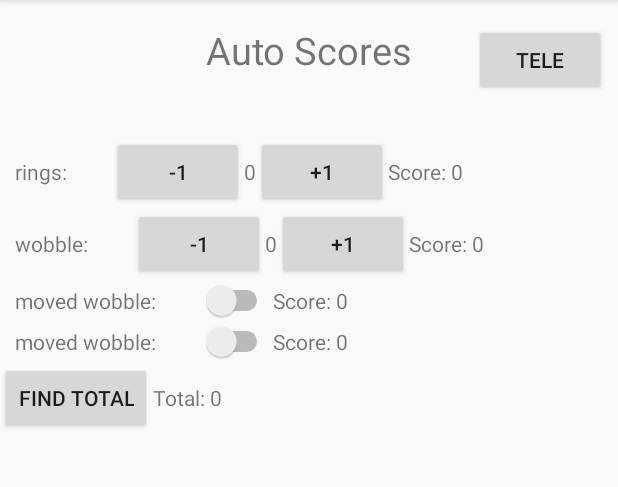
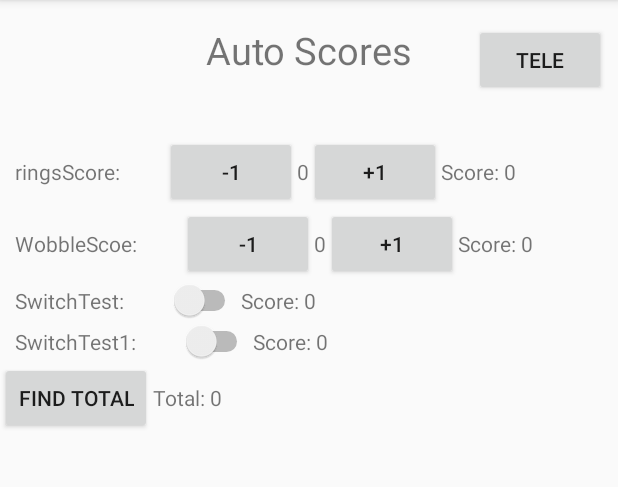
Before and after one commit to jbeta02/FTC_Scoring_App, an Android app: the screen it shows after launch (AutoActivity), after a tap on "NEW", on a phone screen of 412 x 824 dp, the part 84-571 px from its top. Run offline under Robolectric (Android 15) with nearby library versions, the phone set to English and light mode, and no system bars.

```diff
--- a/app/src/main/AndroidManifest.xml
+++ b/app/src/main/AndroidManifest.xml
@@ -9,7 +9,8 @@
         android:roundIcon="@mipmap/ic_launcher_round"
         android:supportsRtl="true"
         android:theme="@style/AppTheme">
-        <activity android:name=".AutoActivity"></activity>
+        <activity android:name=".TeleActivity"></activity>
+        <activity android:name=".AutoActivity" />
         <activity android:name=".MainActivity">
             <intent-filter>
                 <action android:name="android.intent.action.MAIN" />
--- a/app/src/main/java/com/example/scoringapp/AutoActivity.java
+++ b/app/src/main/java/com/example/scoringapp/AutoActivity.java
@@ -4,8 +4,10 @@ import androidx.appcompat.app.AppCompatActivity;
 import androidx.constraintlayout.widget.ConstraintLayout;
 
 import android.content.Context;
+import android.content.Intent;
 import android.content.SharedPreferences;
 import android.os.Bundle;
+import android.util.Log;
 import android.view.Gravity;
 import android.view.View;
 import android.view.ViewGroup;
@@ -23,12 +25,14 @@ public class AutoActivity extends AppCompatActivity {
     private SharedPreferences sharedPreferences;
     private SharedPreferences.Editor editor;
 
-    private String name = "pref";
+    private String SHARED_PREF_TAG = "_pref";
 
     private List<ScoreType> scoreTypeList;
 
     private TextView totalScoreView;
     private int totalScore = 0;
+
+    private boolean fromNew;
 
     @Override
     protected void onCreate(Bundle savedInstanceState) {
@@ -43,31 +47,29 @@ public class AutoActivity extends AppCompatActivity {
 
         //TODO: make sure that when new is pressed you do an initial save to save default values and so data will actually exist in sharedPref
 
-        sharedPreferences = this.getSharedPreferences(name, Context.MODE_PRIVATE);
+        sharedPreferences = this.getSharedPreferences(SHARED_PREF_TAG, Context.MODE_PRIVATE);
         editor = sharedPreferences.edit();
 
-        ScoreType ringsScore = new ScoreType(this, AutoLayout, "ringsScore");
-        ringsScore.loadData();
-        ringsScore.addTapScore("rings", 5);
-        add(ringsScore);
+        Intent intent = getIntent();
+        fromNew = intent.getBooleanExtra(MainActivity.LAUNCH_NEW, false);
 
-        ScoreType wobbleScore = new ScoreType(this, AutoLayout, "WobbleScoe");
-        wobbleScore.loadData();
-        wobbleScore.addTapScore("wobble", 1);
-        add(wobbleScore);
 
-        ScoreType switchTest = new ScoreType(this, AutoLayout, "SwitchTest");
-        switchTest.loadData();
-        switchTest.addSwitchScore("moved wobble", 1);
-        add(switchTest);
+        // middle
+        createScoreTypes();
 
-        ScoreType switchTest1 = new ScoreType(this, AutoLayout, "SwitchTest1");
-        switchTest1.loadData();
-        switchTest1.addSwitchScore("moved wobble", 1);
-        add(switchTest1);
+        if (fromNew){
+            clearAllData();
+            saveAllData();
+        }
+        else{
+            loadAllData();
+            saveAllData();
+        }
 
-/////////////////////////////////////////////////////////////////////////////
+        displayViews();
 
+
+        // bottom
         LinearLayout layout = new LinearLayout(this);
         layout.setOrientation(LinearLayout.HORIZONTAL);
 
@@ -104,4 +106,43 @@ public class AutoActivity extends AppCompatActivity {
             }
         });
     }
+
+    public void createScoreTypes(){
+        ScoreType ringsScore = new ScoreType(this, AutoLayout, "ringsScore", true, 5);
+        add(ringsScore);
+
+        ScoreType wobbleScore = new ScoreType(this, AutoLayout, "WobbleScoe", true, 1);
+        add(wobbleScore);
+
+        ScoreType switchTest = new ScoreType(this, AutoLayout, "SwitchTest", false, 1);
+        add(switchTest);
+
+        ScoreType switchTest1 = new ScoreType(this, AutoLayout, "SwitchTest1", false, 1);
+        add(switchTest1);
+    }
+
+    public void displayViews(){
+        for (ScoreType scoreType: scoreTypeList){
+            scoreType.addScoreTypeView();
+        }
+    }
+
+    public void saveAllData(){
+        for (ScoreType scoreType: scoreTypeList){
+            scoreType.saveData();
+        }
+    }
+
+    public void loadAllData(){
+        for (ScoreType scoreType: scoreTypeList){
+            scoreType.loadData();
+        }
+    }
+
+    public void clearAllData(){
+        for (ScoreType scoreType: scoreTypeList){
+            scoreType.clearData();
+        }
+    }
+
 }
--- a/app/src/main/java/com/example/scoringapp/MainActivity.java
+++ b/app/src/main/java/com/example/scoringapp/MainActivity.java
@@ -25,4 +25,12 @@ public class MainActivity extends AppCompatActivity {
         startActivity(intent);
     }
 
+    public void launchAutoCont(View view){
+        Intent intent = new Intent(this, AutoActivity.class);
+
+        intent.putExtra(LAUNCH_NEW, false);
+
+        startActivity(intent);
+    }
+
 }
--- a/app/src/main/java/com/example/scoringapp/ScoreType.java
+++ b/app/src/main/java/com/example/scoringapp/ScoreType.java
@@ -1,6 +1,7 @@
 package com.example.scoringapp;
 
 import android.content.Context;
+import android.content.Intent;
 import android.content.SharedPreferences;
 import android.util.Log;
 import android.view.Gravity;
@@ -19,11 +20,15 @@ public class ScoreType {
     private SharedPreferences sharedPreferences;
     private SharedPreferences.Editor editor;
 
-    private int count = -1;
-    public int score = -1;
+    private String name;
+    private boolean isTapScore;
+
+    // default values
+    private int count = 0;
+    public int score = 0;
+    private boolean switchState = false;
+
     private int scoringIncrement;
-
-    private boolean switchState = false;
 
     private TextView countView;
     private TextView scoreView;
@@ -32,9 +37,12 @@ public class ScoreType {
     private static final String SWITCH_DATA = "switch state";
 
 
-    public ScoreType(Context context, LinearLayout linearLayout, String name){
+    public ScoreType(Context context, LinearLayout linearLayout, String name, Boolean isTapScore, int scoringIncrement){
         this.context = context;
         this.linearLayout = linearLayout;
+        this.name = name;
+        this.isTapScore = isTapScore;
+        this.scoringIncrement = scoringIncrement;
 
         sharedPreferences = context.getSharedPreferences(name + "_pref", Context.MODE_PRIVATE);
         editor = sharedPreferences.edit();
@@ -43,15 +51,24 @@ public class ScoreType {
         scoreView = new TextView(context);
     }
 
-    public void addTapScore(String scoringName, int scoringIncrement){
-        this.scoringIncrement = scoringIncrement;
+    public void addScoreTypeView(){
+        if (isTapScore){
+            addTapScore();
+        }
+
+        else{
+            addSwitchScore();
+        }
+    }
+
+    public void addTapScore(){
         score = calcIncrement(scoringIncrement, count);
 
         LinearLayout layout = new LinearLayout(context);
         layout.setOrientation(LinearLayout.HORIZONTAL);
 
         TextView nameView = new TextView(context);
-        nameView.setText("   " + scoringName + ":         ");
+        nameView.setText("   " + name + ":         ");
         layout.addView(nameView);
 
         Button buttonDown = new Button(context);
@@ -92,15 +109,14 @@ public class ScoreType {
         });
     }
 
-    public void addSwitchScore(String scoringName, int scoringIncrement){
-        this.scoringIncrement = scoringIncrement;
+    public void addSwitchScore(){
         score = calcSwitchScore(scoringIncrement, switchState);
 
         LinearLayout layout = new LinearLayout(context);
         layout.setOrientation(LinearLayout.HORIZONTAL);
 
         TextView nameView = new TextView(context);
-        nameView.setText("   " + scoringName + ":         ");
+        nameView.setText("   " + name + ":         ");
         layout.addView(nameView);
 
         Switch aSwitch = new Switch(context);
--- /dev/null
+++ b/app/src/main/java/com/example/scoringapp/TeleActivity.java
@@ -0,0 +1,14 @@
+package com.example.scoringapp;
+
+import androidx.appcompat.app.AppCompatActivity;
+
+import android.os.Bundle;
+
+public class TeleActivity extends AppCompatActivity {
+
+    @Override
+    protected void onCreate(Bundle savedInstanceState) {
+        super.onCreate(savedInstanceState);
+        setContentView(R.layout.activity_tele);
+    }
+}
--- a/app/src/main/res/layout/activity_main.xml
+++ b/app/src/main/res/layout/activity_main.xml
@@ -46,5 +46,6 @@
         android:text="Continue"
         app:layout_constraintEnd_toEndOf="parent"
         app:layout_constraintStart_toStartOf="parent"
-        app:layout_constraintTop_toBottomOf="@+id/new_button" />
+        app:layout_constraintTop_toBottomOf="@+id/new_button"
+        android:onClick="launchAutoCont"/>
 </androidx.constraintlayout.widget.ConstraintLayout>
--- /dev/null
+++ b/app/src/main/res/layout/activity_tele.xml
@@ -0,0 +1,9 @@
+<?xml version="1.0" encoding="utf-8"?>
+<androidx.constraintlayout.widget.ConstraintLayout xmlns:android="http://schemas.android.com/apk/res/android"
+    xmlns:app="http://schemas.android.com/apk/res-auto"
+    xmlns:tools="http://schemas.android.com/tools"
+    android:layout_width="match_parent"
+    android:layout_height="match_parent"
+    tools:context=".TeleActivity">
+
+</androidx.constraintlayout.widget.ConstraintLayout>
```
